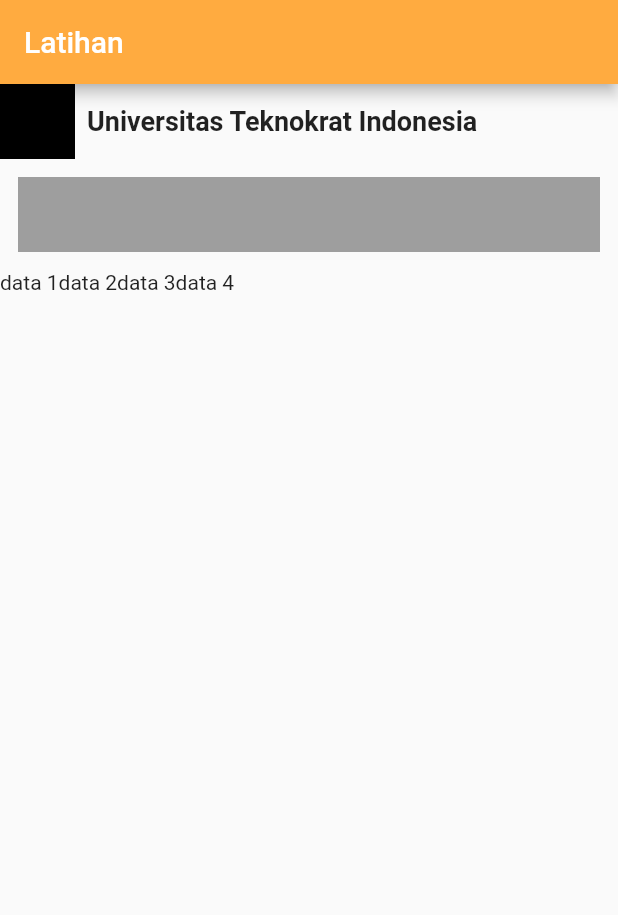
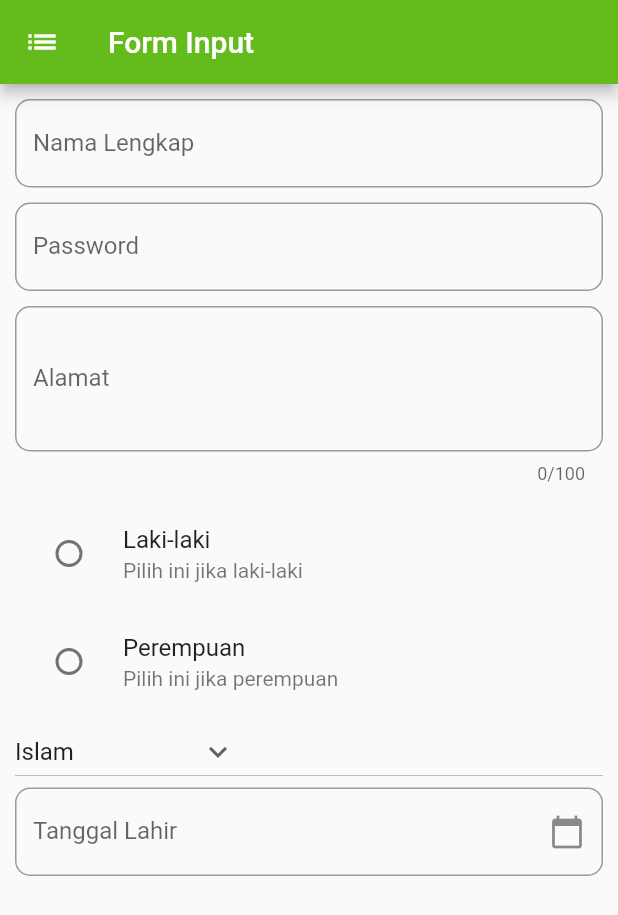
Before and after one commit to adityamfu/IFa-Latihan-1, a Flutter app: the screen it shows after launch, on a phone screen of 412 x 824 dp. Shown: the top 915 px of the screen. Run offline on Flutter 3.47's test engine with Material 2 defaults, Android fonts, the phone set to English and light mode, and no system bars.

Commit message:
add datepiscker

```diff
--- a/lib/main.dart
+++ b/lib/main.dart
@@ -1,57 +1,180 @@
 import 'package:flutter/material.dart';
+import 'package:intl/intl.dart';
 
 void main() {
   runApp(const MyApp());
 }
-class MyApp extends StatelessWidget {
+
+class MyApp extends StatefulWidget {
   const MyApp({super.key});
 
   @override
+  State<MyApp> createState() => _MyAppState();
+}
+
+class _MyAppState extends State<MyApp> {
+  @override
   Widget build(BuildContext context) {
-    return MaterialApp(
-      title: "Latihan",
-      home: Scaffold(
+    return const MaterialApp(
+      home: FormInput(),
+    );
+  }
+}
+
+class FormInput extends StatefulWidget {
+  const FormInput({super.key});
+
+  @override
+  State<FormInput> createState() => _FormInputState();
+}
+
+class _FormInputState extends State<FormInput> {
+  TextEditingController var_tanggal = TextEditingController();
+
+  String? _jk;
+  void pilihJk(String value) {
+    setState(() {
+      _jk = value;
+    });
+  }
+
+  List<String> agama = [
+    "Islam",
+    "Kristen Khatolik",
+    "Kristen Protestan",
+    "Hindu",
+    "Budha",
+    "Lainnya",
+  ];
+
+  String _agama = "Islam";
+  void dispose() {
+    var_tanggal.dispose();
+    super.dispose();
+  }
+
+  String formatDate(DateTime date) {
+    return DateFormat('dd MM YY').format(date);
+  }
+
+  DateTime selectDate = DateTime.now();
+  Future<void> _selectDate(BuildContext context) async {
+    final DateTime? picked = await showDatePicker(
+      context: context,
+      initialDate: selectDate,
+      firstDate: DateTime(2000),
+      lastDate: DateTime(2101),
+    );
+    if (picked != null && picked != selectDate)
+      setState(() {
+        selectDate = picked;
+        var_tanggal.text = DateFormat('EEEE dd MMMM yyyy').format(selectDate);
+      });
+  }
+
+  @override
+  Widget build(BuildContext context) {
+    return Scaffold(
       appBar: AppBar(
-          backgroundColor: Colors.orangeAccent,
-          title: const Text("Latihan"),
+        leading: const Icon(Icons.list),
+        title: const Text("Form Input"),
+        backgroundColor: const Color.fromARGB(255, 100, 188, 28),
       ),
-        body: SingleChildScrollView(
-          scrollDirection: Axis.vertical,
-          child: Column(
-            mainAxisAlignment: MainAxisAlignment.center,
+      body: Container(
+        padding: const EdgeInsets.all(10),
+        child: ListView(
           children: [
-              Row(
-                children: [
-                  Container(
-                    height: 50,
-                    width: 50,
-                    color: Colors.black,
-                  ),
-                  const SizedBox(width: 8),
-                  const Text(
-                    "Universitas Teknokrat Indonesia",
-                    style: TextStyle(
-                      fontSize: 18,
-                      fontWeight: FontWeight.w600,
+            TextField(
+              decoration: InputDecoration(
+                hintText: "Nama Lengkap",
+                labelText: "Nama Lengkap",
+                border: OutlineInputBorder(
+                  borderRadius: BorderRadius.circular(10),
                 ),
               ),
-                ],
             ),
-              Container(
-                margin: const EdgeInsets.all(12),
-                height: 50,
-                color: Colors.grey,
+            const SizedBox(
+              height: 10,
             ),
-              Row(
-                children: [
-                  Text("data 1"),
-                  Text("data 2"),
-                  Text("data 3"),
-                  Text("data 4"),
-                ],
+            TextField(
+              obscureText: true,
+              decoration: InputDecoration(
+                hintText: "Password",
+                labelText: "Password",
+                border: OutlineInputBorder(
+                  borderRadius: BorderRadius.circular(10),
+                ),
+              ),
+            ),
+            const SizedBox(
+              height: 10,
+            ),
+            TextField(
+              maxLines: 3,
+              maxLength: 100,
+              decoration: InputDecoration(
+                hintText: "Alamat",
+                labelText: "Alamat",
+                border: OutlineInputBorder(
+                  borderRadius: BorderRadius.circular(10),
+                ),
+              ),
+            ),
+            const SizedBox(
+              height: 10,
+            ),
+            RadioListTile(
+              value: "Laki-laki",
+              title: const Text("Laki-laki"),
+              groupValue: _jk,
+              onChanged: (String? value) {
+                pilihJk(value!);
+              },
+              activeColor: Colors.teal,
+              subtitle: const Text("Pilih ini jika laki-laki"),
+            ),
+            RadioListTile(
+              value: "Perempuan",
+              title: const Text("Perempuan"),
+              groupValue: _jk,
+              onChanged: (String? value) {
+                pilihJk(value!);
+              },
+              activeColor: Colors.teal,
+              subtitle: const Text("Pilih ini jika perempuan"),
+            ),
+            DropdownButton(
+              value: _agama,
+              icon: const Icon(Icons.keyboard_arrow_down),
+              items: agama.map((String agama) {
+                return DropdownMenuItem(
+                  value: agama,
+                  child: Text(agama),
+                );
+              }).toList(),
+              onChanged: (String? newValue) {
+                setState(() {
+                  _agama = newValue!;
+                });
+              },
+            ),
+            TextFormField(
+              controller: var_tanggal,
+              decoration: InputDecoration(
+                labelText: 'Tanggal Lahir',
+                border: OutlineInputBorder(
+                  borderRadius: BorderRadius.circular(10),
+                ),
+                suffixIcon: IconButton(
+                  icon: const Icon(Icons.calendar_today),
+                  onPressed: () => _selectDate(context),
+                ),
+              ),
+              onTap: () {
+                _selectDate(context);
+              },
             ),
           ],
-          ),
         ),
       ),
     );
```
Also changed, not shown: lib/widget.dart (added, +104 -0 lines), pubspec.yaml (+4 -14 lines), pubspec.lock. Lines whose indentation alone changed are shown as unchanged.
